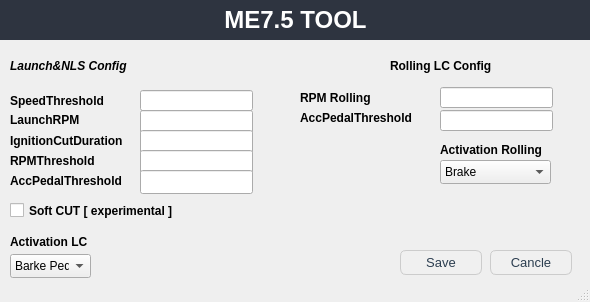
First picture: the form in me7tool/ME7.5 CONFIG.ui, repository Czarnyxd/ME7-Tool-GUI, before the edit.
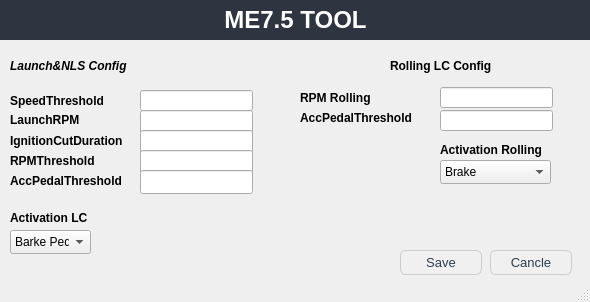
Second picture: the form after the edit.

Commit message: Update ME7 Tool GUI

The edit to the form file:
```diff
--- a/me7tool/ME7.5 CONFIG.ui
+++ b/me7tool/ME7.5 CONFIG.ui
@@ -284,7 +284,7 @@
     <property name="geometry">
      <rect>
       <x>10</x>
-      <y>234</y>
+      <y>210</y>
       <width>91</width>
       <height>16</height>
      </rect>
@@ -302,7 +302,7 @@
     <property name="geometry">
      <rect>
       <x>10</x>
-      <y>254</y>
+      <y>230</y>
       <width>81</width>
       <height>24</height>
      </rect>
@@ -336,24 +336,6 @@
      <string>Rolling LC Config </string>
     </property>
    </widget>
-   <widget class="QCheckBox" name="checkBox">
-    <property name="geometry">
-     <rect>
-      <x>10</x>
-      <y>200</y>
-      <width>191</width>
-      <height>21</height>
-     </rect>
-    </property>
-    <property name="font">
-     <font>
-      <bold>true</bold>
-     </font>
-    </property>
-    <property name="text">
-     <string>Soft CUT [ experimental ]</string>
-    </property>
-   </widget>
    <widget class="QLabel" name="label_9">
     <property name="geometry">
      <rect>
```
The commit also changes 7 other files.
